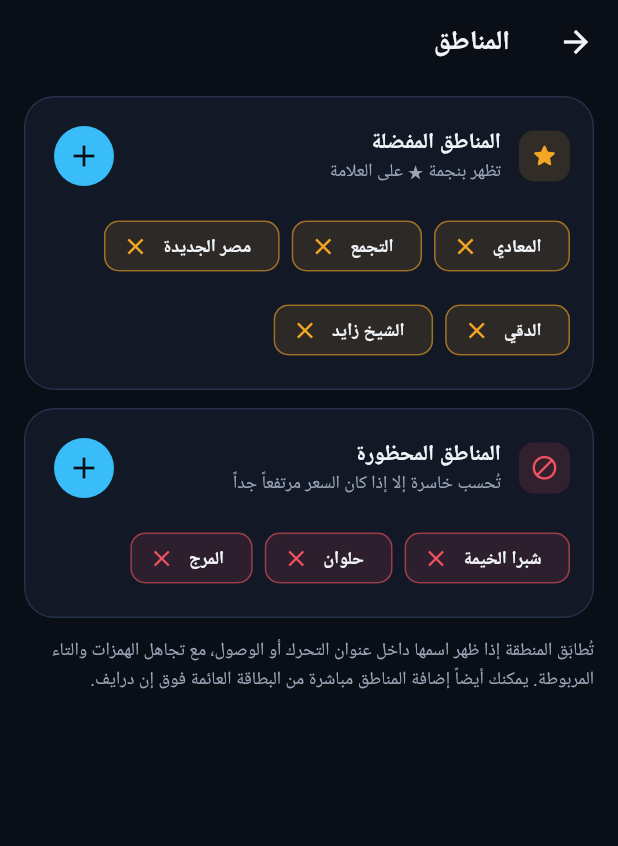
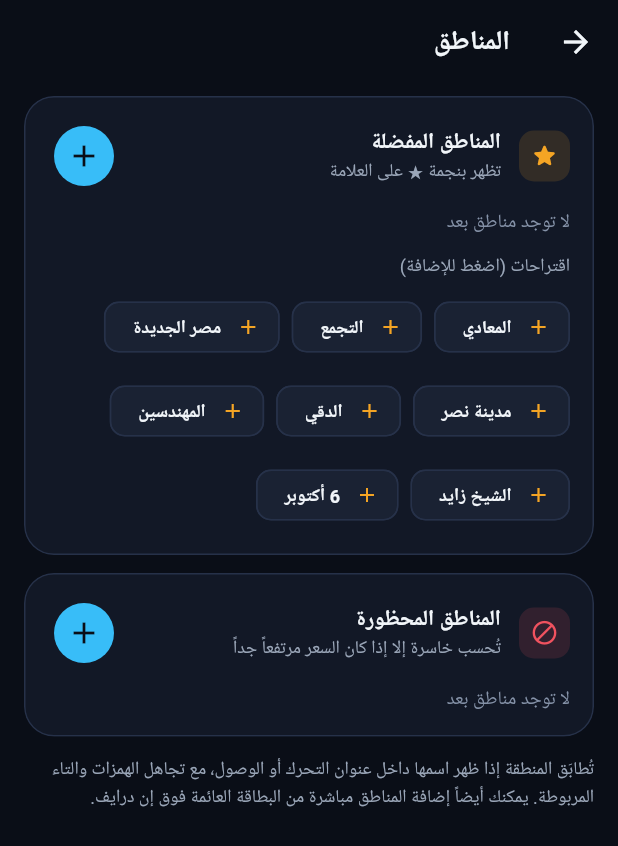
Before and after one commit to HazZz3M/The-Driver, a Flutter app: the screen it shows after launch, item 2 of the bottom bar chosen, scrolled down 576 dp, after a tap on "المناطق المفضلة والمحظورة", on a phone screen of 412 x 824 dp. Shown: the top 846 px of the screen. Run offline on Flutter 3.47's test engine with Material 3 defaults, Android fonts, the phone set to English and light mode, and no system bars; our stand-ins replace shared_preferences.

Commit message:
feat(ux): v1.13.0 phase 1 UX fixes (U1-U4, U7, U8, U12, U13, U20)
- HUD: "excellent" is a solid badge and the strongest green; each badge
  shows a corner symbol (check / ! / x) so state never relies on colour;
  favourites use an indigo star with no pulsing; badge text >= 11sp
- In-app badge preview and colour legend match the native HUD
- No preset favourite/blacklisted zones; one-tap suggestions on Zones page
- Currency is "ج.م" everywhere (stored "EGP" migrated on load)
- App text >= 12sp; textTertiary raised to 5.5:1 contrast
- Calculator: picking a bid keeps the passenger offer and shows a
  comparison line; reset can be undone
- Ending a shift can be undone (restores the original start time)

```diff
--- a/lib/data/local/preferences_manager.dart
+++ b/lib/data/local/preferences_manager.dart
@@ -55,7 +55,8 @@ class PreferencesManager {
       targetDailyEarnings: prefs.getDouble(keyDailyTarget) ?? d.targetDailyEarnings,
       minProfitPerKm: prefs.getDouble(keyMinProfitKm) ?? d.minProfitPerKm,
       assumedTripKm: prefs.getDouble(keyAssumedTripKm) ?? d.assumedTripKm,
-      currency: prefs.getString(keyCurrency) ?? d.currency,
+      // Builds before 1.13 stored the Latin "EGP"; the UI is Arabic, so show "ج.م" everywhere.
+      currency: switch (prefs.getString(keyCurrency)) { null || "EGP" => d.currency, final c => c },
       favoriteZones: prefs.getStringList(keyFavoriteZones) ?? d.favoriteZones,
       blacklistedZones: prefs.getStringList(keyBlacklistedZones) ?? d.blacklistedZones,
       autoAcceptEnabled: prefs.getBool(keyAutoAcceptEnabled) ?? d.autoAcceptEnabled,
--- a/lib/data/models/driver_settings.dart
+++ b/lib/data/models/driver_settings.dart
@@ -30,9 +30,10 @@ class DriverSettings {
     this.targetDailyEarnings = 1500.0,
     this.minProfitPerKm = 8.0,
     this.assumedTripKm = 4.0,
-    this.currency = "EGP",
-    this.favoriteZones = const ["المعادي", "التجمع", "مصر الجديدة", "الدقي", "الشيخ زايد"],
-    this.blacklistedZones = const ["شبرا الخيمة", "حلوان", "المرج"],
+    this.currency = "ج.م",
+    // No zones until the driver picks them: preset lists coloured rides the driver never chose.
+    this.favoriteZones = const [],
+    this.blacklistedZones = const [],
     this.autoAcceptEnabled = false,
     this.autoAcceptMinProfitPerKm = 10.0,
     this.autoAcceptMinNetProfit = 25.0,
--- a/lib/theme/app_colors.dart
+++ b/lib/theme/app_colors.dart
@@ -36,7 +36,7 @@ class AppColors {
   // Text
   static const Color textPrimary = Color(0xFFF1F5F9);
   static const Color textSecondary = Color(0xFF9AA6B8);
-  static const Color textTertiary = Color(0xFF66738A);
+  static const Color textTertiary = Color(0xFF8592A8); // 5.5:1 on darkSurface (was 3.7:1)
 
   // Light palette (kept for the unused light theme definition)
   static const Color lightBackground = Color(0xFFF8FAFC);
--- a/lib/theme/app_theme.dart
+++ b/lib/theme/app_theme.dart
@@ -16,7 +16,7 @@ class AppTheme {
       bodySmall: base.copyWith(fontSize: 12, color: AppColors.textSecondary),
       labelLarge: base.copyWith(fontSize: 14, fontWeight: FontWeight.w700),
       labelMedium: base.copyWith(fontSize: 12, fontWeight: FontWeight.w600, color: AppColors.textSecondary),
-      labelSmall: base.copyWith(fontSize: 11, color: AppColors.textTertiary),
+      labelSmall: base.copyWith(fontSize: 12, color: AppColors.textTertiary),
     );
   }
 
@@ -76,7 +76,7 @@ class AppTheme {
         labelTextStyle: WidgetStateProperty.resolveWith((states) {
           final selected = states.contains(WidgetState.selected);
           return TextStyle(
-            fontSize: 11.5,
+            fontSize: 12,
             fontWeight: selected ? FontWeight.w700 : FontWeight.w500,
             color: selected ? AppColors.emeraldLight : AppColors.textSecondary,
           );
--- a/lib/ui/components/hud_preview.dart
+++ b/lib/ui/components/hud_preview.dart
@@ -9,11 +9,20 @@ class HudBadgePreview extends StatelessWidget {
   final Color color;
   final bool favorite;
 
+  /// Status symbol drawn in the top-end corner, as on the real badge ("✓", "!", "✕").
+  final String? glyph;
+
+  /// The native HUD's colours (FloatingHudService.kt), so the preview matches what shows over inDrive.
+  static const Color hudGood = Color(0xFF4ADE80);
+  static const Color hudFavorite = Color(0xFF7C8CFF);
+  static const Color hudInk = Color(0xFF0B0F17);
+
   const HudBadgePreview({
     super.key,
     required this.hud,
-    this.color = AppColors.emeraldPrimary,
+    this.color = hudGood,
     this.favorite = false,
+    this.glyph = "✓",
   });
 
   String get _value => switch (hud.primaryValue) {
@@ -39,8 +48,8 @@ class HudBadgePreview extends StatelessWidget {
       "SPEEDO_GAUGE" => _speedo(s),
       "MINI_TAG" => _tag(s),
       "CORNER_RIBBON" => _ribbon(s),
-      "GLOW_DOT" => _circle(s, diameter: 48, stroke: 3.5, fontSize: 13.5),
-      _ => _circle(s, diameter: 52, stroke: 2.5, fontSize: 13),
+      "GLOW_DOT" => _circle(s, diameter: 52, stroke: 3.5, fontSize: 14),
+      _ => _circle(s, diameter: 56, stroke: 2.5, fontSize: 14),
     };
     return Opacity(
       opacity: hud.opacity,
@@ -48,22 +57,23 @@ class HudBadgePreview extends StatelessWidget {
         clipBehavior: Clip.none,
         children: [
           badge,
-          if (favorite)
-            Positioned(
-              top: -4,
-              left: -4,
-              child: Container(
-                width: 16,
-                height: 16,
-                alignment: Alignment.center,
-                decoration: const BoxDecoration(color: Color(0xFFFFB800), shape: BoxShape.circle),
-                child: const Text("★", style: TextStyle(fontSize: 9, color: Color(0xFF070B14))),
-              ),
-            ),
+          if (glyph != null) PositionedDirectional(top: -4, end: -4, child: _chip(glyph!, color)),
+          if (favorite) PositionedDirectional(top: -4, start: -4, child: _chip("★", hudFavorite)),
         ],
       ),
     );
   }
+
+  Widget _chip(String symbol, Color bg) => Container(
+        width: 18,
+        height: 18,
+        alignment: Alignment.center,
+        decoration: BoxDecoration(color: bg, shape: BoxShape.circle, border: Border.all(color: hudInk)),
+        child: Text(symbol, style: const TextStyle(fontSize: 11, fontWeight: FontWeight.w800, color: hudInk, height: 1)),
+      );
+
+  /// Same rule as the native badge: scaled with the size, never below 11.
+  double _sp(double base, double s) => (base * s).clamp(11.0, double.infinity).toDouble();
 
   TextStyle _valueStyle(double size, {Color c = Colors.white}) =>
       TextStyle(color: c, fontSize: size, fontWeight: FontWeight.w800, height: 1.1);
@@ -78,13 +88,13 @@ class HudBadgePreview extends StatelessWidget {
         shape: BoxShape.circle,
         border: Border.all(color: color, width: stroke),
       ),
-      child: FittedBox(child: Padding(padding: const EdgeInsets.all(4), child: Text(_value, style: _valueStyle(fontSize * s)))),
+      child: FittedBox(child: Padding(padding: const EdgeInsets.all(4), child: Text(_value, style: _valueStyle(_sp(fontSize, s))))),
     );
   }
 
   Widget _pill(double s) {
     return Container(
-      height: 30 * s,
+      height: 32 * s,
       padding: const EdgeInsets.symmetric(horizontal: 10),
       decoration: BoxDecoration(
         color: const Color(0xFF0B0F19),
@@ -96,7 +106,7 @@ class HudBadgePreview extends StatelessWidget {
         children: [
           Container(width: 8, height: 8, decoration: BoxDecoration(color: color, shape: BoxShape.circle)),
           const SizedBox(width: 6),
-          Text("$_value $_caption", style: _valueStyle(12.5 * s)),
+          Text("$_value $_caption", style: _valueStyle(_sp(13.5, s))),
         ],
       ),
     );
@@ -104,8 +114,8 @@ class HudBadgePreview extends StatelessWidget {
 
   Widget _speedo(double s) {
     return Container(
-      width: 58 * s,
-      height: 46 * s,
+      width: 62 * s,
+      height: 50 * s,
       clipBehavior: Clip.antiAlias,
       decoration: BoxDecoration(
         color: const Color(0xFF0F172A),
@@ -119,8 +129,8 @@ class HudBadgePreview extends StatelessWidget {
             child: FittedBox(
               child: Column(
                 children: [
-                  Text(_value, style: _valueStyle(13 * s)),
-                  Text(_caption, style: TextStyle(color: AppColors.textSecondary, fontSize: 9 * s)),
+                  Text(_value, style: _valueStyle(_sp(14, s))),
+                  Text(_caption, style: const TextStyle(color: AppColors.textSecondary, fontSize: 11)),
                 ],
               ),
             ),
@@ -132,17 +142,17 @@ class HudBadgePreview extends StatelessWidget {
 
   Widget _tag(double s) {
     return Container(
-      height: 30 * s,
+      height: 32 * s,
       padding: const EdgeInsets.symmetric(horizontal: 9),
       alignment: Alignment.center,
       decoration: BoxDecoration(color: color, borderRadius: BorderRadius.circular(6)),
-      child: Text("$_value $_caption", style: _valueStyle(13 * s, c: const Color(0xFF0F172A))),
+      child: Text("$_value $_caption", style: _valueStyle(_sp(13.5, s), c: hudInk)),
     );
   }
 
   Widget _ribbon(double s) {
     return Container(
-      height: 28 * s,
+      height: 30 * s,
       padding: const EdgeInsets.symmetric(horizontal: 10),
       alignment: Alignment.center,
       decoration: BoxDecoration(
@@ -150,7 +160,7 @@ class HudBadgePreview extends StatelessWidget {
         borderRadius: BorderRadius.circular(12),
         border: Border.all(color: color, width: 1.8),
       ),
-      child: Text("$_caption $_value", style: _valueStyle(12 * s, c: color)),
+      child: Text("$_caption $_value", style: _valueStyle(_sp(13, s), c: color)),
     );
   }
 }
--- a/lib/ui/components/profit_status_banner.dart
+++ b/lib/ui/components/profit_status_banner.dart
@@ -102,7 +102,7 @@ class _Ratio extends StatelessWidget {
         ),
         child: Column(
           children: [
-            Text(label, style: const TextStyle(color: AppColors.textTertiary, fontSize: 11)),
+            Text(label, style: const TextStyle(color: AppColors.textTertiary, fontSize: 12)),
             const SizedBox(height: 2),
             FittedBox(
               child: Text(value, style: const TextStyle(color: AppColors.textPrimary, fontSize: 13.5, fontWeight: FontWeight.w700)),
--- a/lib/ui/components/smart_bid_card.dart
+++ b/lib/ui/components/smart_bid_card.dart
@@ -43,7 +43,7 @@ class SmartBidCard extends StatelessWidget {
             children: [
               Text(
                 _tagLabels[bid.tag] ?? bid.tag,
-                style: TextStyle(color: tagColor, fontSize: 11.5, fontWeight: FontWeight.w700),
+                style: TextStyle(color: tagColor, fontSize: 12, fontWeight: FontWeight.w700),
               ),
               const SizedBox(height: 6),
               FittedBox(
@@ -52,14 +52,14 @@ class SmartBidCard extends StatelessWidget {
                   style: const TextStyle(color: AppColors.textPrimary, fontSize: 22, fontWeight: FontWeight.w900),
                 ),
               ),
-              Text(currency, style: const TextStyle(color: AppColors.textTertiary, fontSize: 10.5)),
+              Text(currency, style: const TextStyle(color: AppColors.textTertiary, fontSize: 12)),
               const SizedBox(height: 6),
               FittedBox(
                 child: Text(
                   "صافي ${signed(bid.netProfit, decimals: 0)}",
                   style: TextStyle(
                     color: bid.netProfit >= 0 ? AppColors.emeraldLight : AppColors.lossRed,
-                    fontSize: 11.5,
+                    fontSize: 12,
                     fontWeight: FontWeight.w600,
                   ),
                 ),
--- a/lib/ui/components/ui_kit.dart
+++ b/lib/ui/components/ui_kit.dart
@@ -122,7 +122,7 @@ class StatusPill extends StatelessWidget {
         mainAxisSize: MainAxisSize.min,
         children: [
           if (icon != null) ...[Icon(icon, size: 14, color: color), const SizedBox(width: 5)],
-          Text(label, style: TextStyle(color: color, fontSize: 11.5, fontWeight: FontWeight.w700)),
+          Text(label, style: TextStyle(color: color, fontSize: 12, fontWeight: FontWeight.w700)),
         ],
       ),
     );
@@ -184,7 +184,7 @@ class StatTile extends StatelessWidget {
             Text(caption!,
                 maxLines: 1,
                 overflow: TextOverflow.ellipsis,
-                style: const TextStyle(color: AppColors.textTertiary, fontSize: 11)),
+                style: const TextStyle(color: AppColors.textTertiary, fontSize: 12)),
         ],
       ),
     );
@@ -384,7 +384,7 @@ class NumberStepperTile extends StatelessWidget {
               children: [
                 Text(title, style: const TextStyle(fontSize: 14, fontWeight: FontWeight.w600)),
                 if (subtitle != null)
-                  Text(subtitle!, style: const TextStyle(fontSize: 11.5, color: AppColors.textSecondary)),
+                  Text(subtitle!, style: const TextStyle(fontSize: 12, color: AppColors.textSecondary)),
               ],
             ),
           ),
@@ -413,7 +413,7 @@ class NumberStepperTile extends StatelessWidget {
                 children: [
                   Text(formatNumber(value),
                       style: const TextStyle(color: AppColors.emeraldLight, fontWeight: FontWeight.w800, fontSize: 15)),
-                  Text(unit, style: const TextStyle(color: AppColors.textTertiary, fontSize: 10)),
+                  Text(unit, style: const TextStyle(color: AppColors.textTertiary, fontSize: 12)),
                 ],
               ),
             ),
--- a/lib/ui/screens/calculator_screen.dart
+++ b/lib/ui/screens/calculator_screen.dart
@@ -1,6 +1,7 @@
 import 'package:flutter/material.dart';
 import 'package:flutter/services.dart';
 import 'package:provider/provider.dart';
+import '../../engine/fare_calculator_engine.dart';
 import '../../providers/assistant_provider.dart';
 import '../../theme/app_colors.dart';
 import '../../utils/number_parsing.dart';
@@ -21,11 +22,11 @@ class _CalculatorScreenState extends State<CalculatorScreen> {
   bool _isSaving = false;
   bool _showCosts = false;
 
-  Future<void> _save(AssistantProvider provider) async {
+  Future<void> _save(AssistantProvider provider, double? bidFare) async {
     setState(() => _isSaving = true);
     final messenger = ScaffoldMessenger.of(context);
     try {
-      await provider.saveCurrentRide(_selectedBidFare);
+      await provider.saveCurrentRide(bidFare);
       HapticFeedback.mediumImpact();
       messenger.showSnackBar(const SnackBar(content: Text("تم حفظ الرحلة في سجل الوردية")));
     } finally {
@@ -40,6 +41,9 @@ class _CalculatorScreenState extends State<CalculatorScreen> {
     final analysis = provider.fareAnalysis;
     final activeVehicle = provider.activeProfile;
     final currency = settings.currency;
+    // Null once the bids are recomputed and the picked price is no longer offered.
+    final SmartBidOption? selectedBid =
+        analysis.smartBids.where((b) => b.suggestedFare == _selectedBidFare).firstOrNull;
 
     return Scaffold(
       body: SafeArea(
@@ -53,8 +57,18 @@ class _CalculatorScreenState extends State<CalculatorScreen> {
                 tooltip: "إعادة ضبط",
                 icon: const Icon(Icons.restart_alt, color: AppColors.textSecondary),
                 onPressed: () {
+                  final fare = provider.offeredFare;
+                  final pickup = provider.pickupDistanceKm;
+                  final trip = provider.tripDistanceKm;
+                  final bid = _selectedBidFare;
                   setState(() => _selectedBidFare = null);
                   provider.resetCalculator();
+                  showUndoSnackBar(context, "تمت إعادة ضبط الحاسبة", () {
+                    provider.setPickupDistance(pickup);
+                    provider.setTripDistance(trip);
+                    provider.setOfferedFare(fare);
+                    if (mounted) setState(() => _selectedBidFare = bid);
+                  });
                 },
               ),
             ),
@@ -253,10 +267,10 @@ class _CalculatorScreenState extends State<CalculatorScreen> {
                       bid: bid,
                       currency: currency,
                       isSelected: _selectedBidFare == bid.suggestedFare,
+                      // Keeps the passenger's offer: the bid is only what gets saved / compared.
                       onSelect: () {
                         HapticFeedback.selectionClick();
-                        setState(() => _selectedBidFare = bid.suggestedFare);
-                        provider.setOfferedFare(bid.suggestedFare);
+                        setState(() => _selectedBidFare = _selectedBidFare == bid.suggestedFare ? null : bid.suggestedFare);
                       },
                     ),
                   ),
@@ -264,6 +278,16 @@ class _CalculatorScreenState extends State<CalculatorScreen> {
                 ],
               ],
             ),
+            if (selectedBid != null)
+              Padding(
+                padding: const EdgeInsets.only(top: Insets.sm),
+                child: Text(
+                  "لو زايدت بـ ${selectedBid.suggestedFare.toInt()} $currency: صافي ${signed(selectedBid.netProfit, decimals: 0)} $currency "
+                  "(بدل ${signed(analysis.netProfit, decimals: 0)} على عرض الراكب ${provider.offeredFare.toInt()})",
+                  textAlign: TextAlign.center,
+                  style: TextStyle(color: moneyColor(selectedBid.netProfit), fontSize: 12.5, fontWeight: FontWeight.w600),
+                ),
+              ),
 
             const SizedBox(height: Insets.xl),
 
@@ -272,8 +296,8 @@ class _CalculatorScreenState extends State<CalculatorScreen> {
               icon: _isSaving
                   ? const SizedBox(width: 18, height: 18, child: CircularProgressIndicator(strokeWidth: 2))
                   : const Icon(Icons.check_rounded),
-              label: Text("حفظ الرحلة في السجل • ${(_selectedBidFare ?? provider.offeredFare).toInt()} $currency"),
-              onPressed: _isSaving ? null : () => _save(provider),
+              label: Text("حفظ الرحلة في السجل • ${(selectedBid?.suggestedFare ?? provider.offeredFare).toInt()} $currency"),
+              onPressed: _isSaving ? null : () => _save(provider, selectedBid?.suggestedFare),
             ),
           ],
         ),
--- a/lib/ui/screens/overlay_control_screen.dart
+++ b/lib/ui/screens/overlay_control_screen.dart
@@ -250,12 +250,14 @@ class _OverlayControlScreenState extends State<OverlayControlScreen> with Widget
               const SectionLabel("معنى الألوان"),
               AppCard(
                 child: Column(
+                  // Same colours and symbols as the native badge (FloatingHudService.kt).
                   children: const [
-                    _LegendRow(color: AppColors.emeraldPrimary, title: "أخضر", text: "عرض رابح ويحقق هدفك لكل كم"),
-                    _LegendRow(color: AppColors.warningYellow, title: "أصفر", text: "رابح لكن أقل من هدفك - اقترح زيادة"),
-                    _LegendRow(color: AppColors.lossRed, title: "أحمر", text: "خسارة أو منطقة محظورة"),
-                    _LegendRow(color: Color(0xFF64748B), title: "رمادي ؟", text: "لم تُقرأ المسافة من الكارت"),
-                    _LegendRow(color: Color(0xFFFFB800), title: "★ / ≈", text: "منطقة مفضلة / ربح تقريبي (مسافة مفترضة)"),
+                    _LegendRow(color: Color(0xFF22C55E), filled: true, title: "✓ مصمت", text: "ربح ممتاز: مرة ونص هدفك لكل كم أو أكتر"),
+                    _LegendRow(color: Color(0xFF4ADE80), title: "✓ أخضر", text: "عرض رابح ويحقق هدفك لكل كم"),
+                    _LegendRow(color: Color(0xFFF59E0B), title: "! برتقالي", text: "رابح لكن أقل من هدفك - اقترح زيادة"),
+                    _LegendRow(color: Color(0xFFF87171), title: "✕ أحمر", text: "خسارة أو منطقة محظورة ⛔"),
+                    _LegendRow(color: Color(0xFF94A3B8), title: "؟ رمادي", text: "لم تُقرأ المسافة من الكارت"),
+                    _LegendRow(color: Color(0xFF7C8CFF), title: "★ / ≈", text: "منطقة مفضلة / ربح تقريبي (مسافة مفترضة)"),
                   ],
                 ),
               ),
@@ -350,10 +352,11 @@ class _StepTile extends StatelessWidget {
 
 class _LegendRow extends StatelessWidget {
   final Color color;
+  final bool filled;
   final String title;
   final String text;
 
-  const _LegendRow({required this.color, required this.title, required this.text});
+  const _LegendRow({required this.color, required this.title, required this.text, this.filled = false});
 
   @override
   Widget build(BuildContext context) {
@@ -364,10 +367,14 @@ class _LegendRow extends StatelessWidget {
           Container(
             width: 14,
             height: 14,
-            decoration: BoxDecoration(shape: BoxShape.circle, border: Border.all(color: color, width: 3)),
+            decoration: BoxDecoration(
+              shape: BoxShape.circle,
+              color: filled ? color : null,
+              border: Border.all(color: color, width: 3),
+            ),
           ),
           const SizedBox(width: 10),
-          SizedBox(width: 64, child: Text(title, style: const TextStyle(fontWeight: FontWeight.w700, fontSize: 13))),
+          SizedBox(width: 84, child: Text(title, style: const TextStyle(fontWeight: FontWeight.w700, fontSize: 13))),
           Expanded(child: Text(text, style: const TextStyle(color: AppColors.textSecondary, fontSize: 12.5))),
         ],
       ),
--- a/lib/ui/screens/settings_pages.dart
+++ b/lib/ui/screens/settings_pages.dart
@@ -62,7 +62,7 @@ class HudSettingsPage extends StatelessWidget {
         const Text(
           "التغييرات تُطبَّق فوراً على المساعد أثناء تشغيله.",
           textAlign: TextAlign.center,
-          style: TextStyle(color: AppColors.textTertiary, fontSize: 11.5),
+          style: TextStyle(color: AppColors.textTertiary, fontSize: 12),
         ),
 
         const SectionLabel("ماذا تعرض العلامة"),
@@ -417,6 +417,7 @@ class ZonesPage extends StatelessWidget {
     required List<String> zones,
     required Future<bool> Function(String) onAdd,
     required Future<bool> Function(String) onRemove,
+    List<String> suggestions = const [],
   }) {
     return AppCard(
       child: Column(
@@ -464,10 +465,31 @@ class ZonesPage extends StatelessWidget {
                       ))
                   .toList(),
             ),
+          if (suggestions.isNotEmpty) ...[
+            const SizedBox(height: Insets.md),
+            const Text("اقتراحات (اضغط للإضافة)", style: TextStyle(color: AppColors.textSecondary, fontSize: 12)),
+            const SizedBox(height: Insets.sm),
+            Wrap(
+              spacing: 8,
+              runSpacing: 8,
+              children: suggestions
+                  .map((z) => ActionChip(
+                        avatar: Icon(Icons.add, size: 16, color: color),
+                        label: Text(z),
+                        onPressed: () => onAdd(z),
+                      ))
+                  .toList(),
+            ),
+          ],
         ],
       ),
     );
   }
+
+  /// Common areas offered as one-tap favourites. Nothing is preselected (see DriverSettings).
+  static const List<String> _suggestedZones = [
+    "المعادي", "التجمع", "مصر الجديدة", "مدينة نصر", "الدقي", "المهندسين", "الشيخ زايد", "6 أكتوبر",
+  ];
 
   @override
   Widget build(BuildContext context) {
@@ -487,6 +509,9 @@ class ZonesPage extends StatelessWidget {
           zones: s.favoriteZones,
           onAdd: provider.addFavoriteZone,
           onRemove: provider.removeFavoriteZone,
+          suggestions: _suggestedZones
+              .where((z) => !s.favoriteZones.contains(z) && !s.blacklistedZones.contains(z))
+              .toList(),
         ),
         const SizedBox(height: Insets.md),
         _section(
--- a/pubspec.yaml
+++ b/pubspec.yaml
@@ -1,7 +1,7 @@
 name: indrive_assistant
 description: "Smart Driver Companion, Fare Optimizer & Floating HUD for inDrive Drivers."
 publish_to: 'none'
-version: 1.12.0+17
+version: 1.13.0+18
 
 environment:
   sdk: '>=3.0.0 <4.0.0'
```
Also changed, not shown: lib/providers/assistant_provider.dart (+9 -1 lines), lib/ui/screens/expenses_screen.dart (+12 -12 lines), lib/ui/screens/shift_dashboard_screen.dart (+17 -10 lines), 3 other files.
